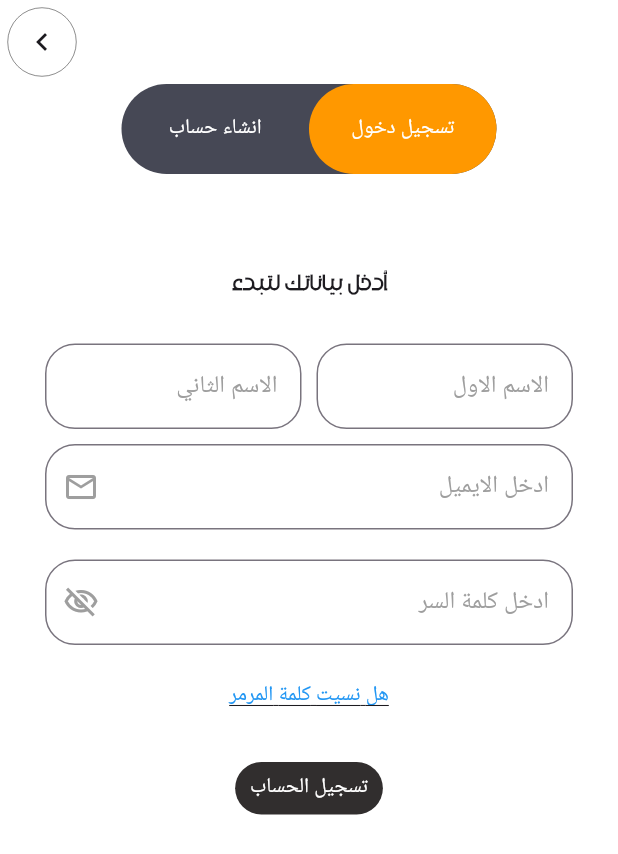
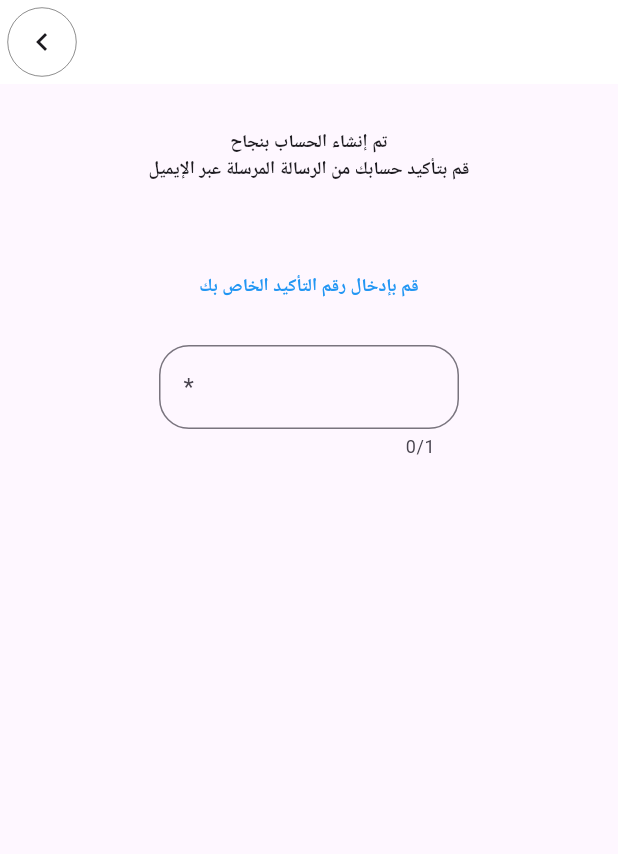
Before and after one commit to mhmd783/shop_app, a Flutter app: the screen it shows after launch, on a phone screen of 412 x 824 dp. Shown: the top 854 px of the screen. Run offline on Flutter 3.47's test engine with Material 3 defaults, Android fonts, the phone set to English and light mode, and no system bars.

Commit message:
first updete 3

```diff
--- a/lib/main.dart
+++ b/lib/main.dart
@@ -3,6 +3,7 @@ import 'package:provider/provider.dart';
 import 'package:shop_app/prov/prov.dart';
 import 'package:shop_app/view/Auth/login.dart';
 import 'package:shop_app/view/Auth/register.dart';
+import 'package:shop_app/view/Auth/verficode.dart';
 import 'package:shop_app/view/onboarding/boarding2.dart';
 import 'package:shop_app/view/onboarding/boarding3.dart';
 import 'package:shop_app/view/onboarding/boarding4.dart';
@@ -29,10 +30,11 @@ class MyApp extends StatelessWidget {
           "boarding3": (context) => Boarding3(),
           "boarding4": (context) => Boarding4(),
           "login": (context) => Login(),
-          "register": (context) => Register()
+          "register": (context) => Register(),
+          "verfiCode": (context) => Verficode(),
         },
         debugShowCheckedModeBanner: false,
-        home: Register(),
+        home: Verficode(),
       ),
     );
   }
--- /dev/null
+++ b/lib/view/Auth/verficode.dart
@@ -0,0 +1,92 @@
+import 'package:flutter/material.dart';
+import 'package:flutter/services.dart';
+
+class Verficode extends StatefulWidget {
+  @override
+  State<StatefulWidget> createState() {
+    return _Verficode();
+  }
+}
+
+class _Verficode extends State<Verficode> {
+  @override
+  Widget build(BuildContext context) {
+    return Scaffold(
+      appBar: AppBar(
+        backgroundColor: Colors.white,
+        leading: Container(
+          height: 50,
+          width: 50,
+          margin: EdgeInsets.all(5),
+          decoration: BoxDecoration(
+              borderRadius: BorderRadius.circular(30),
+              border: Border.all(width: 0.3)),
+          child: IconButton(
+              onPressed: () {
+                Navigator.of(context).pop();
+              },
+              icon: Icon(Icons.keyboard_arrow_left)),
+        ),
+      ),
+      body: Container(
+        child: Column(
+          children: [
+            Container(
+              alignment: Alignment.center,
+              margin: EdgeInsets.symmetric(vertical: 30),
+              child: Text(
+                "تم إنشاء الحساب بنجاح\nقم بتأكيد حسابك من الرسالة المرسلة عبر الإيميل",
+                textAlign: TextAlign.center,
+                style: TextStyle(fontWeight: FontWeight.bold, fontSize: 12),
+              ),
+            ),
+            Container(
+              alignment: Alignment.center,
+              margin: EdgeInsets.symmetric(vertical: 30),
+              child: Text(
+                "قم بإدخال رقم التأكيد الخاص بك",
+                textAlign: TextAlign.center,
+                style: TextStyle(
+                    fontWeight: FontWeight.bold,
+                    color: Colors.blue,
+                    fontSize: 12),
+              ),
+            ),
+            Container(
+              width: 200,
+              child: Row(
+                children: [
+                  Expanded(
+                      child: Container(
+                    child: TextFormField(
+                      validator: (value) {
+                        if (value!.isEmpty) {
+                          return "فارغ";
+                        }
+                        return null;
+                      },
+                      onChanged: (value) {
+                        if (value.length == 1) {
+                          FocusScope.of(context).nextFocus();
+                        }
+                      },
+                      inputFormatters: [
+                        FilteringTextInputFormatter.allow(RegExp(r'\d')),
+                      ],
+                      maxLength: 1,
+                      keyboardType: TextInputType.number,
+                      decoration: InputDecoration(
+                          hintText: "*",
+                          border: OutlineInputBorder(
+                              borderRadius: BorderRadius.circular(20))),
+                    ),
+                  )),
+                ],
+              ),
+            )
+          ],
+        ),
+      ),
+    );
+  }
+}
```
